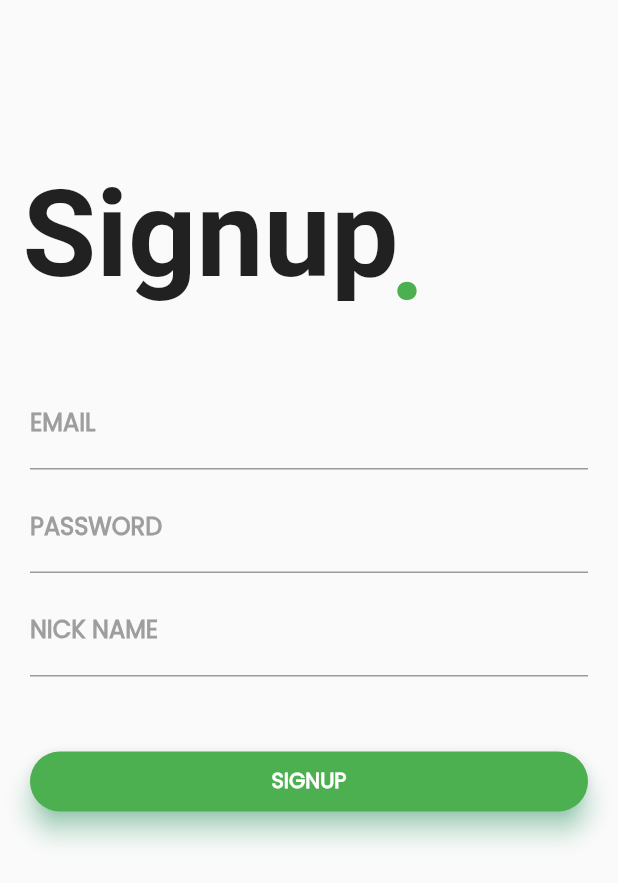
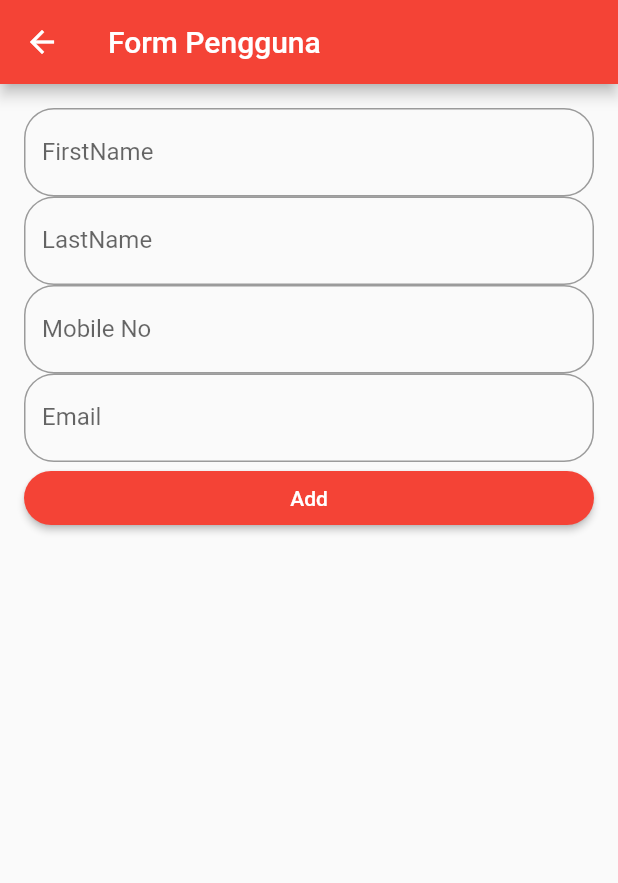
Before and after one commit to RomiBarkahSuas/UAS-Mobile-Programming, a Flutter app: the screen it shows after launch, after a tap on "Register", on a phone screen of 412 x 824 dp. Shown: the top 883 px of the screen. Run offline on Flutter 3.47's test engine with Material 2 defaults, Android fonts, the phone set to English and light mode, and no system bars; our stand-ins replace sqflite; accounts and stored records are empty.

Commit message:
first commit

```diff
--- /dev/null
+++ b/lib/form_pegawai.dart
@@ -0,0 +1,124 @@
+import 'package:flutter/material.dart';
+import 'package:tugasproject2/db_helper.dart';
+import 'package:tugasproject2/pegawai.dart';
+import 'package:tugasproject2/main.dart';
+
+class FormPegawai extends StatefulWidget {
+  final Pegawai? pegawai;
+
+  FormPegawai({this.pegawai});
+
+  @override
+  _FormPegawaiState createState() => _FormPegawaiState();
+}
+
+class _FormPegawaiState extends State<FormPegawai> {
+  DbHelper db = DbHelper();
+
+  TextEditingController? firstName;
+  TextEditingController? lastName;
+  TextEditingController? mobileNo;
+  TextEditingController? email;
+
+  @override
+  void initState() {
+    firstName = TextEditingController(
+        text: widget.pegawai == null ? '' : widget.pegawai!.firstName);
+    lastName = TextEditingController(
+        text: widget.pegawai == null ? '' : widget.pegawai!.lastName);
+    mobileNo = TextEditingController(
+        text: widget.pegawai == null ? '' : widget.pegawai!.mobileNo);
+    email = TextEditingController(
+        text: widget.pegawai == null ? '' : widget.pegawai!.email);
+    super.initState();
+  }
+
+  @override
+  Widget build(BuildContext context) {
+    final ButtonStyle style = ElevatedButton.styleFrom(primary: Colors.red,
+        shape: RoundedRectangleBorder(borderRadius: BorderRadius.circular(20)));
+    return Scaffold(
+      appBar: AppBar(
+        title: Text('Form Pengguna'),
+        backgroundColor: Colors.red,
+      ),
+      body: ListView(
+        padding: EdgeInsets.all(16.0),
+        children: [
+          TextField(
+            controller: firstName,
+            decoration: InputDecoration(
+                labelText: 'FirstName',
+                border: OutlineInputBorder(
+                  borderRadius: BorderRadius.circular(20),
+                )),
+          ),
+          TextField(
+            controller: lastName,
+            decoration: InputDecoration(
+                labelText: 'LastName',
+                border: OutlineInputBorder(
+                  borderRadius: BorderRadius.circular(20),
+                )),
+          ),
+          TextField(
+            controller: mobileNo,
+            decoration: InputDecoration(
+                labelText: 'Mobile No',
+                border: OutlineInputBorder(
+                  borderRadius: BorderRadius.circular(20),
+                )),
+          ),
+          TextField(
+            controller: email,
+            decoration: InputDecoration(
+                labelText: 'Email',
+                border: OutlineInputBorder(
+                  borderRadius: BorderRadius.circular(20),
+                )),
+          ),
+          ElevatedButton(
+            child: (widget.pegawai == null)
+                ? Text(
+              'Add',
+              style: TextStyle(color: Colors.white),
+            )
+                : Text(
+              'Update',
+              style: TextStyle(color: Colors.white),
+            ),
+            style: style,
+            onPressed: () {
+              upsertPegawai();
+            },
+          )
+        ],
+      ),
+    );
+  }
+
+  Future<void> upsertPegawai() async {
+    if (widget.pegawai != null) {
+      //insert
+
+      await db.updatePegawai(Pegawai.fromMap({
+        'id' : widget.pegawai!.id,
+        'firstName' : firstName!.text,
+        'lastName' : lastName!.text,
+        'mobileNo' : mobileNo!.text,
+        'email' : email!.text,
+      }));
+      Navigator.pop(context, 'update');
+    } else {
+      //update
+      await db.savePegawai(Pegawai(
+        firstName: firstName!.text,
+        lastName: lastName!.text,
+        mobileNo: mobileNo!.text,
+        email: email!.text,
+      ));
+      Navigator.pop(context, 'save');
+      Navigator.push(context, MaterialPageRoute(builder: (context) =>MyHomePage()));
+    }
+  }
+}
--- a/lib/main.dart
+++ b/lib/main.dart
@@ -1,6 +1,9 @@
 import 'package:flutter/material.dart';
-import 'package:tugasproject2/homepage.dart';
-import 'signup.dart';
+import 'package:tugasproject2/signup.dart';
+import 'package:tugasproject2/form_pegawai.dart';
+import 'package:tugasproject2/list_pegawai_page.dart';
+
+
 
 
 void main() => runApp(new MyApp());
@@ -96,7 +99,7 @@ class _MyHomePageState extends State<MyHomePage> {
                           onTap: () {
                             Navigator.push(
                               context,
-                              MaterialPageRoute(builder: (context) => HomeAutoLux()),
+                              MaterialPageRoute(builder: (context) => ListPegawaiPage()),
                             );
                           },
                           child: Center(
@@ -154,7 +157,7 @@ class _MyHomePageState extends State<MyHomePage> {
                 SizedBox(width: 5.0),
                 InkWell(
                   onTap: () {
-                    Navigator.of(context).pushNamed('/signup');
+                    Navigator.push(context, MaterialPageRoute(builder: (context) => FormPegawai()));
                   },
                   child: Text(
                     'Register',
--- /dev/null
+++ b/lib/pegawai.dart
@@ -0,0 +1,30 @@
+class Pegawai {
+  int? id;
+  String? firstName;
+  String? lastName;
+  String? mobileNo;
+  String? email;
+
+  Pegawai({this.id, this.firstName, this.lastName, this.mobileNo, this.email});
+
+  Map<String, dynamic> toMap() {
+    var map = Map<String, dynamic>();
+
+    if (id != null) {
+      map['id'] = id;
+    }
+    map['firstName'] = firstName;
+    map['lastName'] = lastName;
+    map['mobileNo'] = mobileNo;
+    map['email'] = email;
+    return map;
+  }
+
+  Pegawai.fromMap(Map<String, dynamic> map) {
+    this.id = map['id'];
+    this.firstName = map['firstName'];
+    this.lastName = map['lastName'];
+    this.mobileNo = map['mobileNo'];
+    this.email = map['email'];
+  }
+}
```
Also changed, not shown: lib/db_helper.dart (+70 -0 lines), lib/list_pegawai_page.dart (added, +136 -0 lines).
